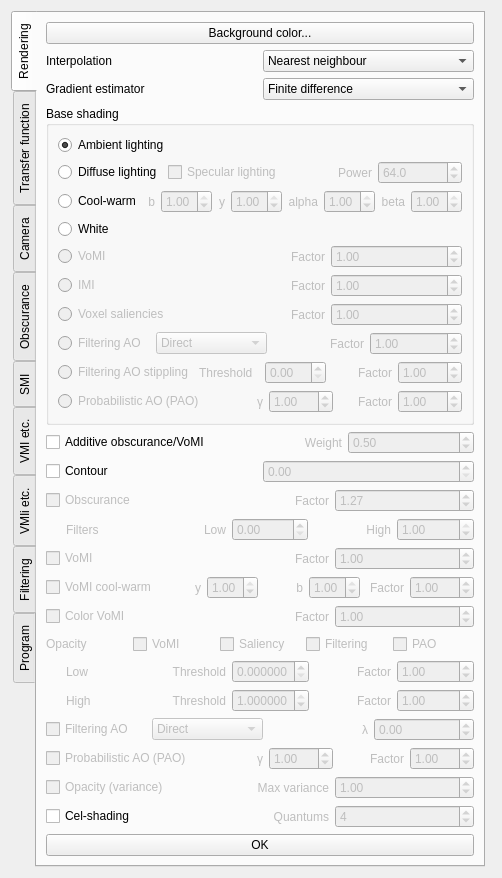
Qt form starviewer/src/extensions/playground/experimental3d/qexperimental3dextensionbase.ui (starviewer-medical/starviewer) before a commit.
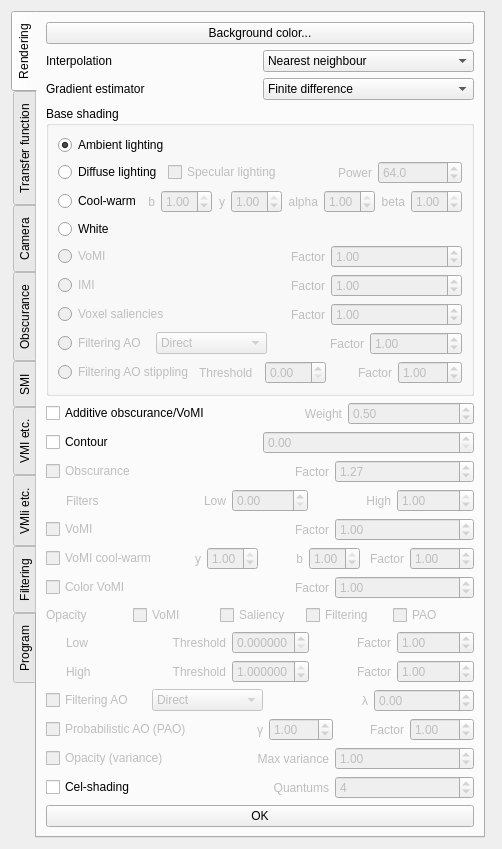
The same form after that commit. Custom widgets are drawn as their Qt base class.

Commit message: ENH: Simplificació del voxel shader i els controls de Probabilistic AO gràcies al voxel shader blanc.

Diff of the .ui file:
```diff
--- a/starviewer/src/extensions/playground/experimental3d/qexperimental3dextensionbase.ui
+++ b/starviewer/src/extensions/playground/experimental3d/qexperimental3dextensionbase.ui
@@ -7,7 +7,7 @@
     <x>0</x>
     <y>0</y>
     <width>477</width>
-    <height>870</height>
+    <height>842</height>
    </rect>
   </property>
   <layout class="QHBoxLayout" name="horizontalLayout_41">
@@ -560,75 +560,6 @@
             </item>
            </layout>
           </item>
-          <item>
-           <layout class="QHBoxLayout" name="horizontalLayout_54">
-            <item>
-             <widget class="QRadioButton" name="m_baseProbabilisticAmbientOcclusionRadioButton">
-              <property name="enabled">
-               <bool>false</bool>
-              </property>
-              <property name="text">
-               <string>Probabilistic AO (PAO)</string>
-              </property>
-             </widget>
-            </item>
-            <item>
-             <widget class="QLabel" name="m_baseProbabilisticAmbientOcclusionGammaLabel">
-              <property name="enabled">
-               <bool>false</bool>
-              </property>
-              <property name="text">
-               <string>γ</string>
-              </property>
-              <property name="alignment">
-               <set>Qt::AlignRight|Qt::AlignTrailing|Qt::AlignVCenter</set>
-              </property>
-             </widget>
-            </item>
-            <item>
-             <widget class="QDoubleSpinBox" name="m_baseProbabilisticAmbientOcclusionGammaDoubleSpinBox">
-              <property name="enabled">
-               <bool>false</bool>
-              </property>
-              <property name="maximum">
-               <double>100.000000000000000</double>
-              </property>
-              <property name="value">
-               <double>1.000000000000000</double>
-              </property>
-             </widget>
-            </item>
-            <item>
-             <widget class="QLabel" name="m_baseProbabilisticAmbientOcclusionFactorLabel">
-              <property name="enabled">
-               <bool>false</bool>
-              </property>
-              <property name="text">
-               <string>Factor</string>
-              </property>
-              <property name="alignment">
-               <set>Qt::AlignRight|Qt::AlignTrailing|Qt::AlignVCenter</set>
-              </property>
-             </widget>
-            </item>
-            <item>
-             <widget class="QDoubleSpinBox" name="m_baseProbabilisticAmbientOcclusionFactorDoubleSpinBox">
-              <property name="enabled">
-               <bool>false</bool>
-              </property>
-              <property name="maximum">
-               <double>100.000000000000000</double>
-              </property>
-              <property name="singleStep">
-               <double>0.100000000000000</double>
-              </property>
-              <property name="value">
-               <double>1.000000000000000</double>
-              </property>
-             </widget>
-            </item>
-           </layout>
-          </item>
          </layout>
         </widget>
        </item>
```
The commit also changes 4 other files.
